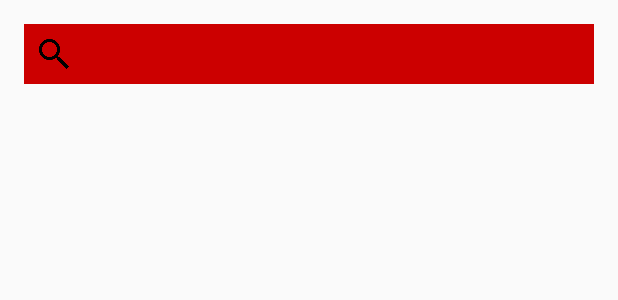
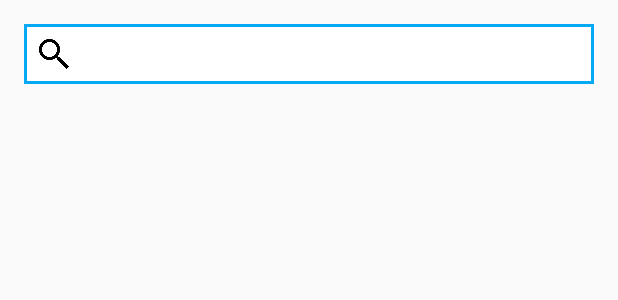
Before and after one commit to PiotrBandurski/ExpandableSearchView, an Android app: the layout activity_main.xml on its own in the app's theme, with its tools: preview values and no code run, on a phone screen of 412 x 824 dp. Shown: the top 300 px of the screen. Run offline under Robolectric (Android 15) with nearby library versions, the phone set to English and light mode, and no system bars.

Commit message:
added posibility to set single item height

```diff
--- a/app/src/main/java/pl/piotrbandurski/expandablesearchview/MainActivity.java
+++ b/app/src/main/java/pl/piotrbandurski/expandablesearchview/MainActivity.java
@@ -31,7 +31,7 @@ public class MainActivity extends AppCompatActivity implements OnQueryTextEnterL
     private void setupExpandableSearchView(){
         mExpandableSearchView = (ExpandableSearchView) findViewById(R.id.expandable_searchview);
         mExpandableSearchView.setOnListItemSelectedListener(this);
-        mExpandableSearchView.setmOnQueryTextEnterListener(this);
+        mExpandableSearchView.setOnQueryTextEnterListener(this);
         mAdapter = new SampleArrayAdapter(this,-1, SampleDataProvider.getSampleData());
         mExpandableSearchView.setListViewAdapter(mAdapter);
     }
--- a/app/src/main/res/layout/activity_main.xml
+++ b/app/src/main/res/layout/activity_main.xml
@@ -1,5 +1,6 @@
 <?xml version="1.0" encoding="utf-8"?>
 <RelativeLayout xmlns:android="http://schemas.android.com/apk/res/android"
+    xmlns:app="http://schemas.android.com/apk/res-auto"
     xmlns:tools="http://schemas.android.com/tools"
     android:layout_width="match_parent"
     android:layout_height="match_parent"
@@ -15,5 +16,7 @@
         android:layout_height="wrap_content"
         android:layout_alignParentTop="true"
         android:layout_alignParentLeft="true"
-        android:layout_alignParentStart="true" />
+        android:layout_alignParentStart="true"
+        app:singleItemHeight="40dp"
+        />
 </RelativeLayout>
--- a/app/src/main/res/layout/listview_item.xml
+++ b/app/src/main/res/layout/listview_item.xml
@@ -6,6 +6,7 @@
               android:orientation="horizontal">
 
     <pl.piotrbandurski.expandablesearchview.views.SquaredImageView
+        android:padding="4dp"
         android:id="@+id/sample_item_iv"
         android:layout_width="match_parent"
         android:layout_height="match_parent"
--- a/expandablesearchviewlibrary/src/main/java/pl/piotrbandurski/expandablesearchview/views/ExpandableSearchView.java
+++ b/expandablesearchviewlibrary/src/main/java/pl/piotrbandurski/expandablesearchview/views/ExpandableSearchView.java
@@ -70,7 +70,6 @@ public class ExpandableSearchView extends BaseView {
             @Override
             public void onTextChanged(CharSequence s, int start, int before, int count) {
                 onSearchEditTextEntered(s.toString());
-                mSlidingExpandableListView.wrapList();
             }
 
             @Override
@@ -111,6 +110,9 @@ public class ExpandableSearchView extends BaseView {
         String searchHint  = typedArray.getString(R.styleable.ExpandableSearchView_searchHint);
         setSearchHint(searchHint);
 
+        int singleItemHeight = typedArray.getDimensionPixelSize(R.styleable.ExpandableSearchView_singleItemHeight, Integer.MIN_VALUE);
+        mSlidingExpandableListView.setSingleItemHeight(singleItemHeight);
+
         typedArray.recycle();
     }
 
@@ -118,7 +120,7 @@ public class ExpandableSearchView extends BaseView {
         this.mOnListItemSelectedListener = mOnListItemSelectedListener;
     }
 
-    public void setmOnQueryTextEnterListener(OnQueryTextEnterListener mOnQueryTextEnterListener) {
+    public void setOnQueryTextEnterListener(OnQueryTextEnterListener mOnQueryTextEnterListener) {
         this.mOnQueryTextEnterListener = mOnQueryTextEnterListener;
     }
 
@@ -138,6 +140,10 @@ public class ExpandableSearchView extends BaseView {
         mSlidingExpandableListView.setSlidingDuration(slidingDuration);
     }
 
+    public void setSingleItemHeight(int singleItemHeight) {
+        mSlidingExpandableListView.setSingleItemHeight(singleItemHeight);
+    }
+
     public void setMaxListHeightInPx(int heightInPx){
         mSlidingExpandableListView.setMaxListHeightInPx(heightInPx);
     }
@@ -148,6 +154,7 @@ public class ExpandableSearchView extends BaseView {
 
     public <T> void setListViewAdapter(ArrayAdapter<T> adapter) {
         mSlidingExpandableListView.setAdapter(adapter);
+        mSlidingExpandableListView.wrapList();
     }
 
     public void expandListView() {
--- /dev/null
+++ b/expandablesearchviewlibrary/src/main/res/drawable/spinner_drawable.xml
@@ -0,0 +1,8 @@
+<?xml version="1.0" encoding="utf-8"?>
+<shape xmlns:android="http://schemas.android.com/apk/res/android"
+       android:shape="rectangle">
+    <solid android:color="@android:color/white"/>
+    <stroke
+        android:width="2dp"
+        android:color="@color/spinerBorderDefaultColor"/>
+</shape>
--- /dev/null
+++ b/expandablesearchviewlibrary/src/main/res/drawable/spinner_list_background.xml
@@ -0,0 +1,7 @@
+<?xml version="1.0" encoding="utf-8"?>
+<shape xmlns:android="http://schemas.android.com/apk/res/android"
+       android:shape="rectangle">
+    <stroke
+        android:width="2dp"
+        android:color="@color/listBorderDefaultColor"/>
+</shape>
--- a/expandablesearchviewlibrary/src/main/res/layout/search_view_layout.xml
+++ b/expandablesearchviewlibrary/src/main/res/layout/search_view_layout.xml
@@ -10,7 +10,7 @@
         android:id="@+id/suggestedAirportContainer"
         android:layout_width="match_parent"
         android:layout_height="40dp"
-        android:background="@android:color/holo_red_dark"
+        android:background="@drawable/spinner_drawable"
         android:orientation="horizontal">
 
         <pl.piotrbandurski.expandablesearchview.views.SquaredImageView
@@ -40,6 +40,7 @@
         android:id="@+id/expandable_listview"
         android:layout_width="match_parent"
         android:layout_height="0dp"
+        android:background="@drawable/spinner_list_background"
         android:divider="@null"
         android:dividerHeight="0dp"
         android:padding="2dp"
--- a/expandablesearchviewlibrary/src/main/res/values/attrs.xml
+++ b/expandablesearchviewlibrary/src/main/res/values/attrs.xml
@@ -5,5 +5,6 @@
         <attr name="maxListHeight" format="dimension"/>
         <attr name="searchIcon" format="reference"/>
         <attr name="searchHint" format="string"/>
+        <attr name="singleItemHeight" format="dimension"/>
     </declare-styleable>
 </resources>
--- /dev/null
+++ b/expandablesearchviewlibrary/src/main/res/values/colors.xml
@@ -0,0 +1,5 @@
+<?xml version="1.0" encoding="utf-8"?>
+<resources>
+    <color name="spinerBorderDefaultColor">#03A9F4</color>
+    <color name="listBorderDefaultColor">#9E9E9E</color>
+</resources>
```
Also changed, not shown: expandablesearchviewlibrary/src/main/java/pl/piotrbandurski/expandablesearchview/exceptions/PropertyNotSetException.java (added, +11 -0 lines), expandablesearchviewlibrary/src/main/java/pl/piotrbandurski/expandablesearchview/views/SlidingExpandableListView.java (+16 -13 lines), 3 other files.
